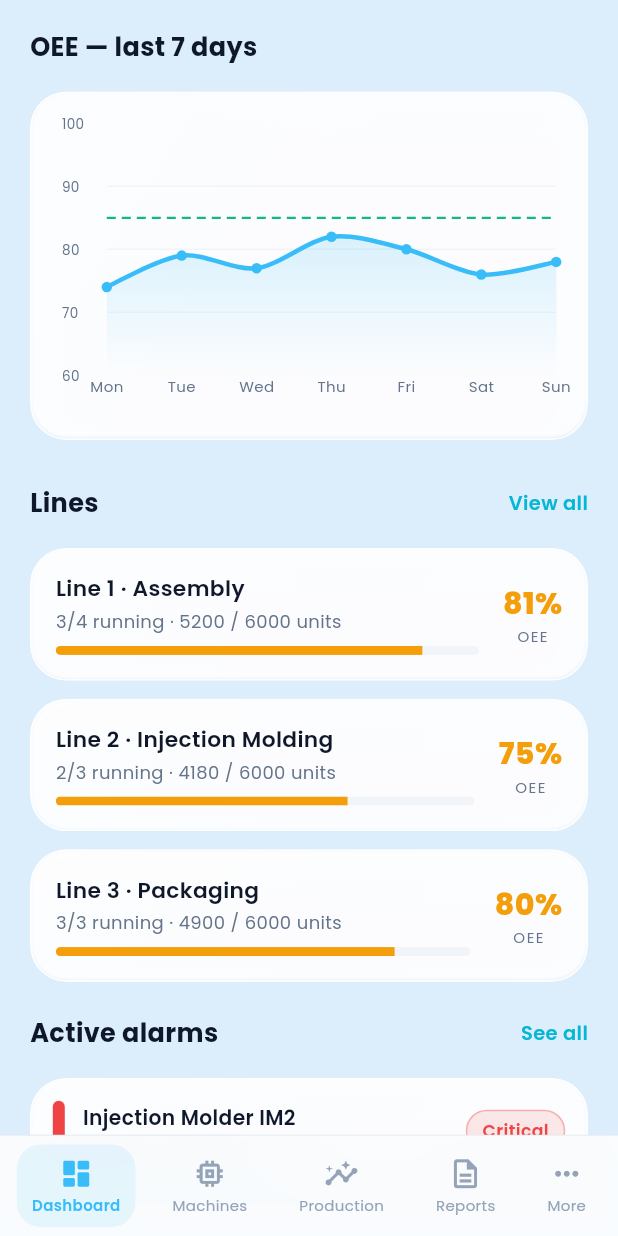
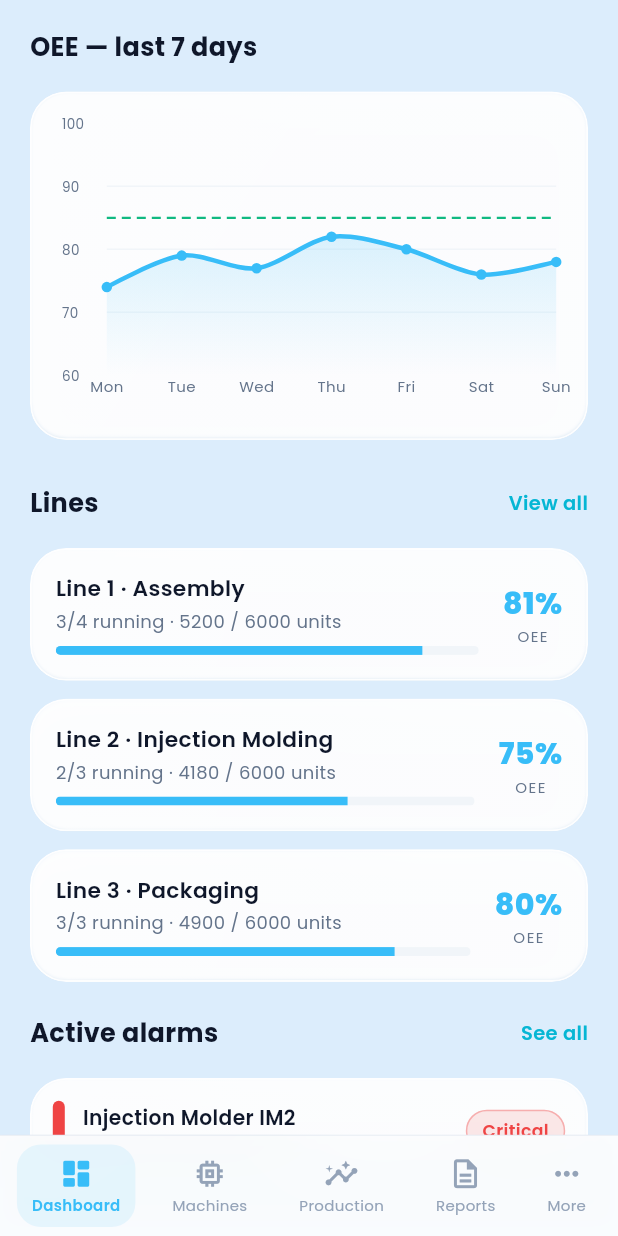
Before and after one commit to kautsarbaiq/Industrial-IoT-app, a Flutter app: the ShellScreen screen opened by its route, scrolled down 1152 dp, on a phone screen of 412 x 824 dp. Run offline on Flutter 3.47's test engine with Material 3 defaults, Android fonts, the phone set to English and light mode, and no system bars; drawn by our look-alikes of fl_chart; our stand-ins replace flutter_staggered_animations, google_fonts.

Commit message:
Refactor line color in OEE display to use a single flat brand color for improved consistency

```diff
--- a/lib/screens/manager/manager_dashboard.dart
+++ b/lib/screens/manager/manager_dashboard.dart
@@ -526,11 +526,7 @@ class ManagerDashboard extends StatelessWidget {
   Widget _lineRow(BuildContext context, ProductionLine l) {
     final onSurface = Theme.of(context).colorScheme.onSurface;
     final onVar = Theme.of(context).colorScheme.onSurfaceVariant;
-    final color = l.oee >= 85
-        ? AppColors.green
-        : l.oee >= 65
-            ? AppColors.amber
-            : AppColors.red;
+    const color = AppColors.brand; // single flat light-blue (no OEE health bands)
     return GlassCard(
       padding: const EdgeInsets.all(16),
       child: Row(children: [
```
